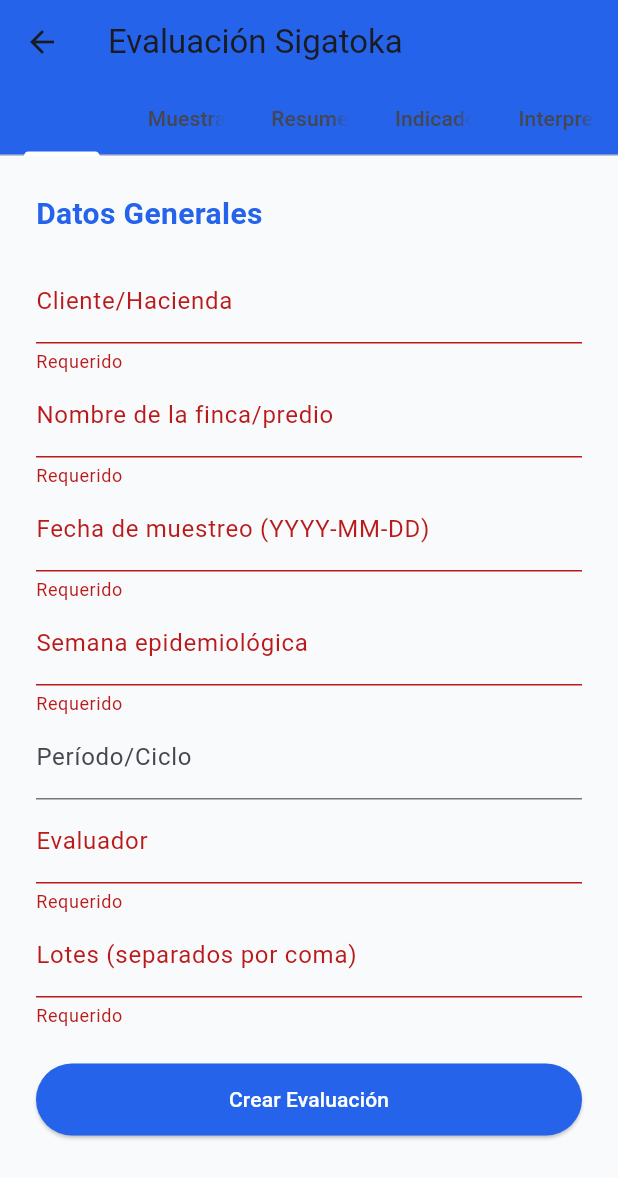
After one commit to andatoba/Lytiks, a Flutter app: the SigatokaScreen screen opened directly, after a tap on "Crear Evaluación", on a phone screen of 412 x 824 dp. The commit adds this screen. Shown: the top 1178 px of the screen. Run offline on Flutter 3.47's test engine with Material 3 defaults, Android fonts, the phone set to English and light mode, and no system bars; missing offline and left inert: encrypt; network calls fail.

Commit message:
portal web

```diff
--- a/Portal_lytiks/lib/screens/auditorias_screen.dart
+++ b/Portal_lytiks/lib/screens/auditorias_screen.dart
@@ -39,9 +39,9 @@ class _AuditoriasScreenState extends State<AuditoriasScreen> with SingleTickerPr
         headers: {'Content-Type': 'application/json'},
       );
 
-      // Cargar auditorías Sigatoka
+      // Cargar auditorías Sigatoka - NUEVO ENDPOINT
       final sigatokaResponse = await http.get(
-        Uri.parse('$baseUrl/sigatoka/all'),
+        Uri.parse('$baseUrl/sigatoka/evaluaciones'),
         headers: {'Content-Type': 'application/json'},
       );
 
@@ -184,32 +184,39 @@ class _AuditoriasScreenState extends State<AuditoriasScreen> with SingleTickerPr
         child: _auditoriasSigatoka.isEmpty
             ? const Padding(
                 padding: EdgeInsets.all(32.0),
-                child: Center(child: Text('No hay auditorías Sigatoka registradas')),
+                child: Center(child: Text('No hay evaluaciones Sigatoka registradas')),
               )
             : DataTable(
                 columns: const [
                   DataColumn(label: Text('ID')),
-                  DataColumn(label: Text('Cliente')),
+                  DataColumn(label: Text('Hacienda')),
                   DataColumn(label: Text('Fecha')),
-                  DataColumn(label: Text('Lote')),
-                  DataColumn(label: Text('Severidad')),
-                  DataColumn(label: Text('Cumplimiento')),
+                  DataColumn(label: Text('Evaluador')),
+                  DataColumn(label: Text('Semana')),
+                  DataColumn(label: Text('Estado')),
                 ],
-                rows: _auditoriasSigatoka.map((auditoria) {
+                rows: _auditoriasSigatoka.map((evaluacion) {
+                  // Determinar si tiene datos calculados
+                  final tieneCalculo = evaluacion['resumen'] != null ||
+                                      evaluacion['indicadores'] != null ||
+                                      evaluacion['estadoEvolutivo'] != null;
+
                   return DataRow(
                     cells: [
-                      DataCell(Text('${auditoria['id'] ?? ''}')),
-                      DataCell(Text(auditoria['nombreCliente'] ?? 'N/A')),
-                      DataCell(Text(auditoria['fecha'] ?? '')),
-                      DataCell(Text(auditoria['lote'] ?? 'N/A')),
-                      DataCell(Text('${auditoria['severidad'] ?? 0}%')),
+                      DataCell(Text('${evaluacion['id'] ?? ''}')),
+                      DataCell(Text(evaluacion['hacienda'] ?? 'N/A')),
+                      DataCell(Text(evaluacion['fecha']?.toString().split('T')[0] ?? '')),
+                      DataCell(Text(evaluacion['evaluador'] ?? 'N/A')),
+                      DataCell(Text('${evaluacion['semanaEpidemiologica'] ?? '-'}')),
                       DataCell(
                         Chip(
                           label: Text(
-                            '${auditoria['cumplimientoGeneral'] ?? 0}%',
+                            tieneCalculo ? 'Calculado' : 'Pendiente',
                             style: const TextStyle(fontSize: 12),
                           ),
-                          backgroundColor: Colors.green.shade100,
+                          backgroundColor: tieneCalculo
+                            ? Colors.green.shade100
+                            : Colors.orange.shade100,
                         ),
                       ),
                     ],
--- a/Portal_lytiks/lib/screens/reportes_screen.dart
+++ b/Portal_lytiks/lib/screens/reportes_screen.dart
@@ -1,5 +1,4 @@
 import 'package:flutter/material.dart';
-import 'dart:convert';
 import 'package:http/http.dart' as http;
 
 class ReportesScreen extends StatefulWidget {
@@ -85,11 +84,10 @@ class _ReportesScreenState extends State<ReportesScreen> {
         if (mounted) {
           ScaffoldMessenger.of(context).showSnackBar(
             const SnackBar(
-              content: Text('Reporte generado exitosamente'),
-              backgroundColor: Colors.green,
+              content: Text('Función en desarrollo: Descarga de reportes en PDF/Excel'),
+              backgroundColor: Colors.orange,
             ),
           );
-          // TODO: Implementar descarga del reporte en formato PDF o Excel
         }
       }
     } catch (e) {
--- /dev/null
+++ b/Portal_lytiks/lib/screens/sigatoka_screen.dart
@@ -0,0 +1,258 @@
+import 'package:flutter/material.dart';
+import '../services/sigatoka_service.dart';
+
+// Importa los widgets/secciones existentes si los vas a reutilizar
+// import 'sigatoka_select_cliente_screen.dart';
+// import 'sigatoka_evaluacion_form_screen.dart';
+// import 'sigatoka_muestras_screen.dart';
+// import 'sigatoka_resultado_screen.dart';
+
+class SigatokaScreen extends StatefulWidget {
+  const SigatokaScreen({super.key});
+
+  @override
+  State<SigatokaScreen> createState() => _SigatokaScreenState();
+}
+
+class _SigatokaScreenState extends State<SigatokaScreen> with SingleTickerProviderStateMixin {
+  late TabController _tabController;
+
+  // Aquí puedes manejar el estado global de la evaluación, lotes, muestras, resultados, etc.
+  // Por ejemplo:
+  String? clienteId;
+  Map<String, dynamic> evaluacion = {};
+  List<Map<String, dynamic>> lotes = [];
+  List<Map<String, dynamic>> muestras = [];
+  Map<String, dynamic> resultados = {};
+
+  @override
+  void initState() {
+    super.initState();
+    _tabController = TabController(length: 5, vsync: this);
+  }
+
+  @override
+  void dispose() {
+    _tabController.dispose();
+    super.dispose();
+  }
+
+  @override
+  Widget build(BuildContext context) {
+    return Scaffold(
+      appBar: AppBar(
+        title: const Text('Evaluación Sigatoka'),
+        backgroundColor: const Color(0xFF2563EB),
+        bottom: TabBar(
+          controller: _tabController,
+          indicatorColor: Colors.white,
+          tabs: const [
+            Tab(text: 'Encabezado'),
+            Tab(text: 'Muestras'),
+            Tab(text: 'Resumen'),
+            Tab(text: 'Indicadores'),
+            Tab(text: 'Interpretación'),
+          ],
+        ),
+      ),
+      body: TabBarView(
+        controller: _tabController,
+        children: [
+          _buildEncabezadoSection(),
+          _buildMuestrasSection(),
+          _buildResumenSection(),
+          _buildIndicadoresSection(),
+          _buildInterpretacionSection(),
+        ],
+      ),
+    );
+  }
+
+  Widget _buildEncabezadoSection() {
+    final _formKey = GlobalKey<FormState>();
+    final _clienteController = TextEditingController();
+    final _haciendaController = TextEditingController();
+    final _fechaController = TextEditingController();
+    final _semanaController = TextEditingController();
+    final _periodoController = TextEditingController();
+    final _evaluadorController = TextEditingController();
+    final _lotesController = TextEditingController();
+    bool _isLoading = false;
+
+    return Padding(
+      padding: const EdgeInsets.all(24.0),
+      child: Form(
+        key: _formKey,
+        child: ListView(
+          children: [
+            Text('Datos Generales', style: TextStyle(fontSize: 20, fontWeight: FontWeight.bold, color: Color(0xFF2563EB))),
+            const SizedBox(height: 16),
+            TextFormField(
+              controller: _clienteController,
+              decoration: const InputDecoration(labelText: 'Cliente/Hacienda'),
+              validator: (v) => v == null || v.isEmpty ? 'Requerido' : null,
+            ),
+            TextFormField(
+              controller: _haciendaController,
+              decoration: const InputDecoration(labelText: 'Nombre de la finca/predio'),
+              validator: (v) => v == null || v.isEmpty ? 'Requerido' : null,
+            ),
+            TextFormField(
+              controller: _fechaController,
+              decoration: const InputDecoration(labelText: 'Fecha de muestreo (YYYY-MM-DD)'),
+              validator: (v) => v == null || v.isEmpty ? 'Requerido' : null,
+            ),
+            TextFormField(
+              controller: _semanaController,
+              decoration: const InputDecoration(labelText: 'Semana epidemiológica'),
+              validator: (v) => v == null || v.isEmpty ? 'Requerido' : null,
+            ),
+            TextFormField(
+              controller: _periodoController,
+              decoration: const InputDecoration(labelText: 'Período/Ciclo'),
+            ),
+            TextFormField(
+              controller: _evaluadorController,
+              decoration: const InputDecoration(labelText: 'Evaluador'),
+              validator: (v) => v == null || v.isEmpty ? 'Requerido' : null,
+            ),
+            TextFormField(
+              controller: _lotesController,
+              decoration: const InputDecoration(labelText: 'Lotes (separados por coma)'),
+              validator: (v) => v == null || v.isEmpty ? 'Requerido' : null,
+            ),
+            const SizedBox(height: 24),
+            ElevatedButton(
+              style: ElevatedButton.styleFrom(
+                backgroundColor: const Color(0xFF2563EB),
+                foregroundColor: Colors.white,
+                minimumSize: const Size.fromHeight(48),
+              ),
+              onPressed: _isLoading ? null : () async {
+                if (_formKey.currentState!.validate()) {
+                  setState(() => _isLoading = true);
+                  final service = SigatokaService();
+                  final data = {
+                    'clienteId': _clienteController.text.trim(),
+                    'hacienda': _haciendaController.text.trim(),
+                    'fecha': _fechaController.text.trim(),
+                    'semanaEpidemiologica': _semanaController.text.trim(),
+                    'periodo': _periodoController.text.trim(),
+                    'evaluador': _evaluadorController.text.trim(),
+                    'lotes': _lotesController.text.split(',').map((e) => e.trim()).toList(),
+                  };
+                  final resp = await service.crearEvaluacion(data);
+                  if (mounted) {
+                    setState(() => _isLoading = false);
+                    if (resp['success'] == true) {
+                      ScaffoldMessenger.of(context).showSnackBar(
+                        const SnackBar(
+                          content: Text('Evaluación creada exitosamente'),
+                          backgroundColor: Colors.green,
+                        ),
+                      );
+                    } else {
+                      ScaffoldMessenger.of(context).showSnackBar(
+                        SnackBar(
+                          content: Text('Error: ${resp['error']}'),
+                          backgroundColor: Colors.red,
+                        ),
+                      );
+                    }
+                  }
+                }
+              },
+              child: _isLoading
+                  ? const CircularProgressIndicator(color: Colors.white)
+                  : const Text('Crear Evaluación'),
+            ),
+          ],
+        ),
+      ),
+    );
+  }
+
+  Widget _buildMuestrasSection() {
+    return Center(
+      child: Column(
+        mainAxisAlignment: MainAxisAlignment.center,
+        children: [
+          Icon(Icons.analytics, size: 64, color: Colors.grey[400]),
+          const SizedBox(height: 16),
+          Text(
+            'Función en desarrollo',
+            style: TextStyle(fontSize: 18, color: Colors.grey[600], fontWeight: FontWeight.bold),
+          ),
+          const SizedBox(height: 8),
+          Text(
+            'Ingreso de muestras por lote',
+            style: TextStyle(fontSize: 14, color: Colors.grey[500]),
+          ),
+        ],
+      ),
+    );
+  }
+
+  Widget _buildResumenSection() {
+    return Center(
+      child: Column(
+        mainAxisAlignment: MainAxisAlignment.center,
+        children: [
+          Icon(Icons.summarize, size: 64, color: Colors.grey[400]),
+          const SizedBox(height: 16),
+          Text(
+            'Función en desarrollo',
+            style: TextStyle(fontSize: 18, color: Colors.grey[600], fontWeight: FontWeight.bold),
+          ),
+          const SizedBox(height: 8),
+          Text(
+            'Resumen de totales y promedios',
+            style: TextStyle(fontSize: 14, color: Colors.grey[500]),
+          ),
+        ],
+      ),
+    );
+  }
+
+  Widget _buildIndicadoresSection() {
+    return Center(
+      child: Column(
+        mainAxisAlignment: MainAxisAlignment.center,
+        children: [
+          Icon(Icons.speed, size: 64, color: Colors.grey[400]),
+          const SizedBox(height: 16),
+          Text(
+            'Función en desarrollo',
+            style: TextStyle(fontSize: 18, color: Colors.grey[600], fontWeight: FontWeight.bold),
+          ),
+          const SizedBox(height: 8),
+          Text(
+            'Indicadores técnicos automáticos',
+            style: TextStyle(fontSize: 14, color: Colors.grey[500]),
+          ),
+        ],
+      ),
+    );
+  }
+
+  Widget _buildInterpretacionSection() {
+    return Center(
+      child: Column(
+        mainAxisAlignment: MainAxisAlignment.center,
+        children: [
+          Icon(Icons.assessment, size: 64, color: Colors.grey[400]),
+          const SizedBox(height: 16),
+          Text(
+            'Función en desarrollo',
+            style: TextStyle(fontSize: 18, color: Colors.grey[600], fontWeight: FontWeight.bold),
+          ),
+          const SizedBox(height: 8),
+          Text(
+            'Interpretación del estado evolutivo',
+            style: TextStyle(fontSize: 14, color: Colors.grey[500]),
+          ),
+        ],
+      ),
+    );
+  }
+}
--- /dev/null
+++ b/lib/screens/sigatoka_screen.dart
@@ -0,0 +1 @@
+// ...existing code from portal_lytiks/lib/screens/sigatoka_screen.dart...
--- /dev/null
+++ b/lib/services/sigatoka_service.dart
@@ -0,0 +1 @@
+// ...existing code from portal_lytiks/lib/services/sigatoka_service.dart...
```
Also changed, not shown: Portal_lytiks/lib/screens/productos_screen.dart (+18 -3 lines), Portal_lytiks/lib/screens/usuarios_screen.dart (+18 -3 lines), Portal_lytiks/lib/services/sigatoka_service.dart (added, +86 -0 lines), 6 other files.
